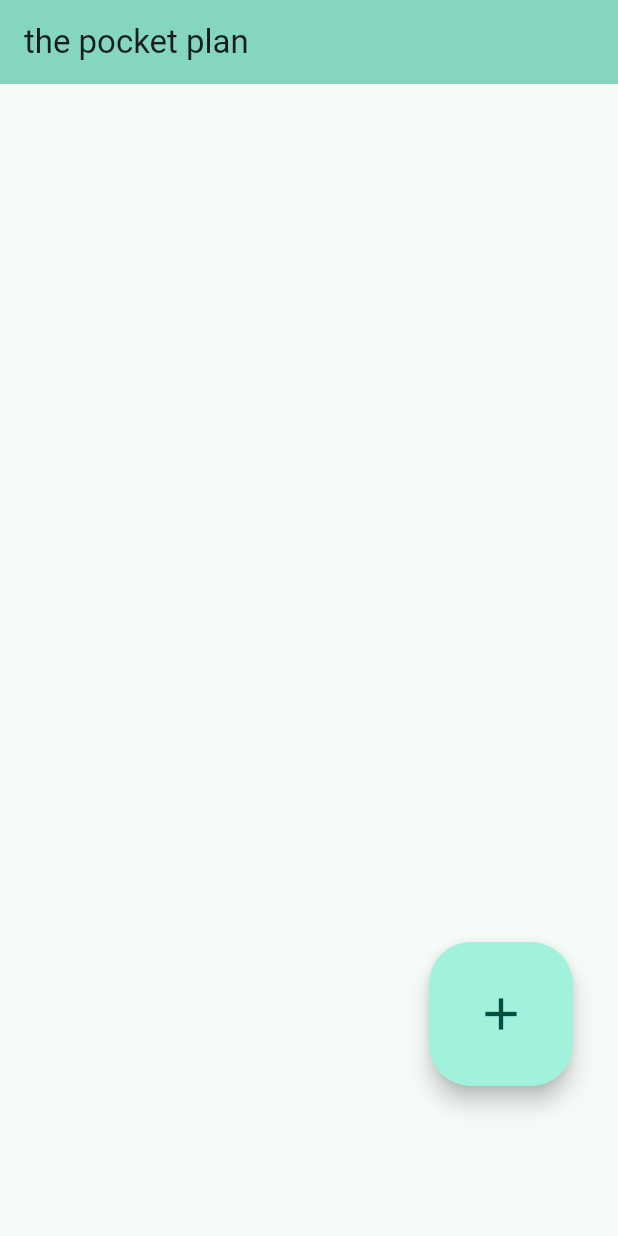
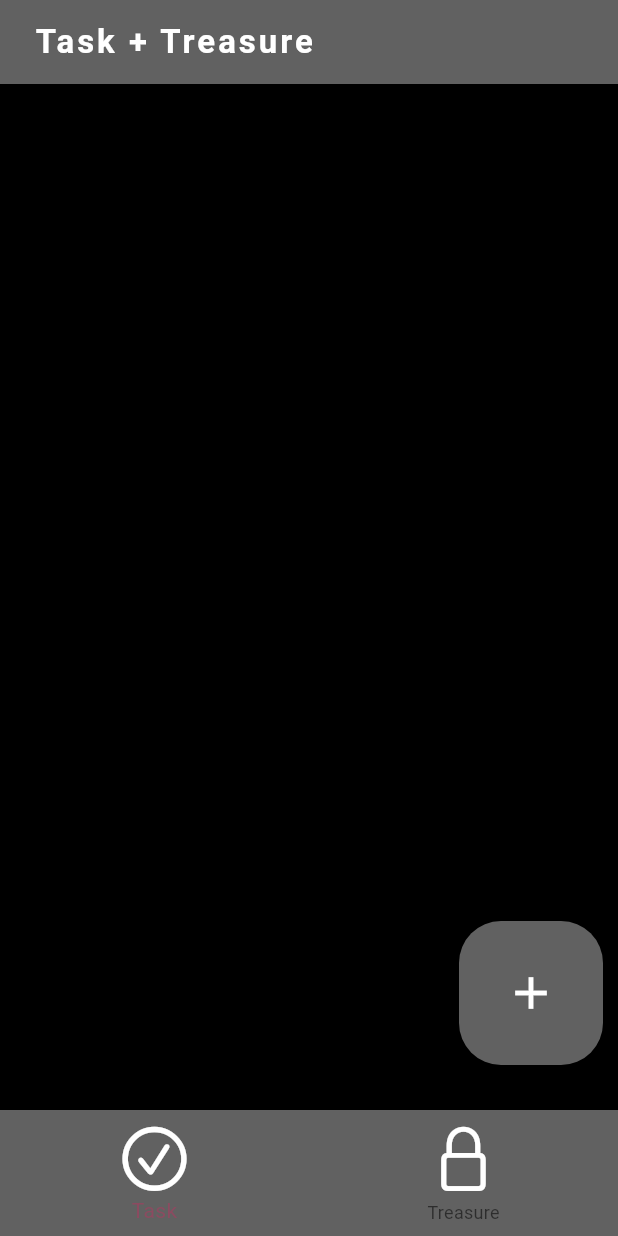
Before and after one commit to CSingogo/pocket_plan, a Flutter app: the screen it shows after launch, on a phone screen of 412 x 824 dp. Run offline on Flutter 3.47's test engine with Material 3 defaults, Android fonts, the phone set to English and light mode, and no system bars; network calls fail.

Commit message:
color theme changed + bottom na bar added

```diff
--- a/pocketplan/lib/home.dart
+++ b/pocketplan/lib/home.dart
@@ -1,124 +1,9 @@
-// import 'package:flutter/material.dart';
-// import 'package:flutter_to_do_app/models/todo_model.dart';
-// import 'package:flutter_to_do_app/screens/add_to_do.dart';
-// import 'package:provider/provider.dart';
-// import 'package:flutter_to_do_app/providers/todo_provider.dart';
-
-// const successSnackBar = SnackBar(
-//   content: Center(
-//     child: Text(
-//       'Contact Added',
-//       style: TextStyle(color: Colors.white, fontSize: 26),
-//     ),
-//   ),
-// );
-
-// const errorSnackBar = SnackBar(
-//   content: Center(
-//     child: Text(
-//       'Theres an Error',
-//       style: TextStyle(color: Colors.white, fontSize: 26),
-//     ),
-//   ),
-// );
-
-// class HomePage extends StatefulWidget {
-//   const HomePage({super.key});
-
-//   @override
-//   State<HomePage> createState() => _HomePageState();
-// }
-
-// class _HomePageState extends State<HomePage> {
-//   @override
-//   void initState() {
-//     super.initState();
-//     // Fetch todos when the widget is initialized
-//     WidgetsBinding.instance.addPostFrameCallback((_) {
-//       final todoProvider = Provider.of<TodoProvider>(context, listen: false);
-//       todoProvider.fetchTodos();
-//     });
-//   }
-
-//   @override
-//   Widget build(BuildContext context) {
-//     // Access the ColorScheme from the theme
-//     final colorScheme = Theme.of(context).colorScheme;
-
-//     return Scaffold(
-//       appBar: AppBar(
-//         backgroundColor: colorScheme.inversePrimary,
-//         title: const Text('the pocket plan'),
-//       ),
-//       body: Consumer<TodoProvider>(
-//         builder: (context, todoProvider, child) {
-//           List<Todo> toDosList = todoProvider.toDos;
-
-//           return Column(
-//             children: [
-//               Expanded(
-//                 child: ListView.builder(
-//                   itemCount: toDosList.length,
-//                   itemBuilder: (context, index) {
-//                     final todoTitle = toDosList[index].title;
-
-//                     return ListTile(
-//                       title: Text(todoTitle),
-//                       onLongPress: () {
-//                         showModalBottomSheet<void>(
-//                           context: context,
-//                           builder: (BuildContext context) {
-//                             return Container(
-//                               height: 100,
-//                               color: Colors.white,
-//                               child: Row(
-//                                 children: [
-//                                   Center(
-//                                     child: ElevatedButton(
-//                                       child: const Text('Delete to do?'),
-//                                       onPressed: () => Navigator.pop(context),
-//                                     ),
-//                                   ),
-//                                 ],
-//                               ),
-//                             );
-//                           },
-//                         );
-//                       },
-//                     );
-//                   },
-//                 ),
-//               ),
-//               Align(
-//                 alignment: Alignment.bottomRight,
-//                 child: Padding(
-//                   padding: const EdgeInsets.only(bottom: 100.0, right: 30),
-//                   child: FloatingActionButton.large(
-//                     onPressed: () {
-//                       Navigator.push(
-//                         context,
-//                         MaterialPageRoute(
-//                           builder: (context) => const AddToDoForm(),
-//                         ),
-//                       );
-//                     },
-//                     child: const Icon(Icons.add),
-//                   ),
-//                 ),
-//               ),
-//             ],
-//           );
-//         },
-//       ),
-//     );
-//   }
-// }
-
 import 'package:flutter/material.dart';
 import 'package:flutter_to_do_app/models/todo_model.dart';
 import 'package:flutter_to_do_app/screens/add_to_do.dart';
 import 'package:provider/provider.dart';
 import 'package:flutter_to_do_app/providers/todo_provider.dart';
+import 'package:flutter/cupertino.dart';
 
 const successSnackBar = SnackBar(
   content: Center(
@@ -168,14 +53,20 @@ class _HomePageState extends State<HomePage> {
   @override
   Widget build(BuildContext context) {
     // Access the ColorScheme from the theme
-    final colorScheme = Theme.of(context).colorScheme;
+    // final colorScheme = Theme.of(context).colorScheme;
 
     return Scaffold(
       appBar: AppBar(
-        backgroundColor: colorScheme.inversePrimary,
-        title: const Text('the pocket plan'),
+        backgroundColor: Colors.grey[700],
+        title: const Text(' Task + Treasure',
+            style: TextStyle(
+                color: Colors.white,
+                fontWeight: FontWeight.bold,
+                letterSpacing: 2)),
       ),
-      body: Consumer<TodoProvider>(
+      body: Container(
+        color: Colors.black,
+        child: Consumer<TodoProvider>(
           builder: (context, todoProvider, child) {
             List<Todo> toDosList = todoProvider.toDos;
 
@@ -187,8 +78,17 @@ class _HomePageState extends State<HomePage> {
                     itemBuilder: (context, index) {
                       final todoTitle = toDosList[index].title;
 
-                    return ListTile(
+                      return Card(
+                        elevation: 2,
+                        margin: const EdgeInsets.symmetric(vertical: 4),
+                        color: Colors.grey.shade700,
+                        child: ListTile(
                           title: Text(todoTitle),
+                          titleTextStyle: const TextStyle(
+                              color: Colors.white,
+                              fontWeight: FontWeight.bold,
+                              fontSize: 20,
+                              letterSpacing: 1),
                           onLongPress: () {
                             showModalBottomSheet<void>(
                               context: context,
@@ -205,15 +105,13 @@ class _HomePageState extends State<HomePage> {
                                             Navigator.pop(context);
                                           },
                                           style: ElevatedButton.styleFrom(
-                                        backgroundColor: const Color.fromARGB(
-                                            255,
-                                            83,
-                                            73,
-                                            73), // Background color
+                                              backgroundColor: Colors
+                                                  .grey[700] // Background color
                                               ),
                                           child: const Text(
                                             'Cancel',
-                                        style: TextStyle(color: Colors.white),
+                                            style:
+                                                TextStyle(color: Colors.white),
                                           ),
                                         ),
                                       ),
@@ -228,7 +126,8 @@ class _HomePageState extends State<HomePage> {
                                             if (response.statusCode == 200) {
                                               if (mounted) {
                                                 ScaffoldMessenger.of(context)
-                                                .showSnackBar(successSnackBarDelete);
+                                                    .showSnackBar(
+                                                        successSnackBarDelete);
                                               }
                                             } else {
                                               ScaffoldMessenger.of(context)
@@ -236,11 +135,9 @@ class _HomePageState extends State<HomePage> {
                                             }
                                           },
                                           style: ElevatedButton.styleFrom(
-                                        backgroundColor: const Color.fromARGB(
-                                            255,
-                                            162,
-                                            95,
-                                            90), // Background color
+                                            backgroundColor:
+                                                const Color.fromARGB(255, 162,
+                                                    95, 90), // Background color
                                           ),
                                           child: const Text('Delete',
                                               style: TextStyle(
@@ -254,6 +151,7 @@ class _HomePageState extends State<HomePage> {
                               },
                             );
                           },
+                        ),
                       );
                     },
                   ),
@@ -261,7 +159,7 @@ class _HomePageState extends State<HomePage> {
                 Align(
                   alignment: Alignment.bottomRight,
                   child: Padding(
-                  padding: const EdgeInsets.only(bottom: 100.0, right: 30),
+                    padding: const EdgeInsets.only(bottom: 30.0, right: 10),
                     child: FloatingActionButton.large(
                       onPressed: () {
                         Navigator.push(
@@ -271,7 +169,8 @@ class _HomePageState extends State<HomePage> {
                           ),
                         );
                       },
-                    child: const Icon(Icons.add),
+                      backgroundColor: Colors.grey[700],
+                      child: const Icon(Icons.add, color: Colors.white),
                     ),
                   ),
                 ),
@@ -279,6 +178,23 @@ class _HomePageState extends State<HomePage> {
             );
           },
         ),
+      ),
+      bottomNavigationBar: BottomNavigationBar(
+          backgroundColor: Colors.grey[700],
+          items: const <BottomNavigationBarItem>[
+            BottomNavigationBarItem(
+              icon: Icon(
+                CupertinoIcons.check_mark_circled,
+                color: Colors.white,
+                size: 50,
+              ),
+              label: 'Task',
+            ),
+            BottomNavigationBarItem(
+              icon: Icon(CupertinoIcons.lock, color: Colors.white, size: 50),
+              label: 'Treasure',
+            ),
+          ]),
     );
   }
 }
--- a/pocketplan/lib/main.dart
+++ b/pocketplan/lib/main.dart
@@ -18,23 +18,8 @@ class MyApp extends StatelessWidget {
       debugShowCheckedModeBanner: false,
       title: 'Flutter Demo',
       theme: ThemeData(
-        // This is the theme of your application.
-        //
-        // TRY THIS: Try running your application with "flutter run". You'll see
-        // the application has a purple toolbar. Then, without quitting the app,
-        // try changing the seedColor in the colorScheme below to Colors.green
-        // and then invoke "hot reload" (save your changes or press the "hot
-        // reload" button in a Flutter-supported IDE, or press "r" if you used
-        // the command line to start the app).
-        //
-        // Notice that the counter didn't reset back to zero; the application
-        // state is not lost during the reload. To reset the state, use hot
-        // restart instead.
-        //
-        // This works for code too, not just values: Most code changes can be
-        // tested with just a hot reload.
-        colorScheme: ColorScheme.fromSeed(
-            seedColor: const Color.fromARGB(255, 183, 188, 185)),
+        colorScheme:
+            ColorScheme.fromSeed(seedColor: const Color.fromARGB(255, 0, 0, 0)),
         useMaterial3: true,
       ),
       home: const HomePage(),
```
Also changed, not shown: 1 other file. Lines whose indentation alone changed are shown as unchanged.
